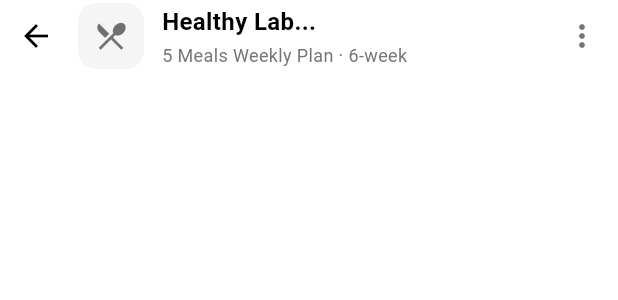
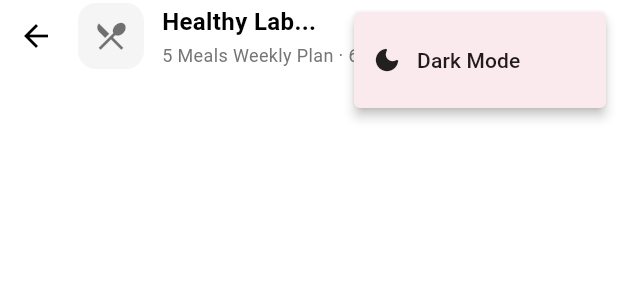
Before and after one commit to PRAVEEN-KUMAR-M4S/subscart-frontend, a Flutter app: the ScheduleHeader widget shown alone on an empty page, opened directly, after a tap on the "more vert" icon, on a phone screen of 412 x 824 dp. Shown: the top 300 px of the screen. Run offline on Flutter 3.47's test engine with Material 3 defaults, Android fonts, the phone set to English and light mode, and no system bars; our stand-ins replace dio, get; network calls fail.

Commit message:
theame updates

```diff
--- a/lib/app/modules/schedule/views/widgets/schedule_header.dart
+++ b/lib/app/modules/schedule/views/widgets/schedule_header.dart
@@ -1,6 +1,7 @@
 import 'package:flutter/material.dart';
 import 'package:get/get.dart';
 
+import '../../../../services/theme_service.dart';
 import '../../controllers/schedule_controller.dart';
 
 /// Top section: back arrow, plan thumbnail and plan title/subtitle.
@@ -35,8 +36,10 @@ class ScheduleHeader extends GetView<ScheduleController> {
                 : Image.network(
                     url,
                     fit: BoxFit.cover,
-                    errorBuilder: (_, _, _) =>
-                        const Icon(Icons.restaurant_menu, color: Colors.black54),
+                    errorBuilder: (_, _, _) => const Icon(
+                      Icons.restaurant_menu,
+                      color: Colors.black54,
+                    ),
                   );
           }),
         ),
@@ -64,20 +67,54 @@ class ScheduleHeader extends GetView<ScheduleController> {
                   sub?.subtitle ?? '5 Meals Weekly Plan · 6-week',
                   maxLines: 1,
                   overflow: TextOverflow.ellipsis,
-                  style: TextStyle(
-                    fontSize: 12,
-                    color: Colors.grey.shade600,
-                  ),
+                  style: TextStyle(fontSize: 12, color: Colors.grey.shade600),
                 ),
               ],
             );
           }),
         ),
         const SizedBox(width: 8),
-        // Optional overflow menu
-        IconButton(
-          onPressed: () {},
-          icon: const Icon(Icons.more_vert, color: Colors.black54),
+        // Overflow menu with theme toggle
+        PopupMenuButton<String>(
+          icon: Icon(
+            Icons.more_vert,
+            color: Theme.of(context).iconTheme.color?.withValues(alpha: 0.6),
+          ),
+          onSelected: (value) {
+            if (value == 'theme') {
+              Get.find<ThemeService>().toggleTheme();
+            }
+          },
+          itemBuilder: (context) {
+            final themeService = Get.find<ThemeService>();
+            return [
+              PopupMenuItem<String>(
+                value: 'theme',
+                child: Obx(() {
+                  return Row(
+                    children: [
+                      Icon(
+                        themeService.isDarkMode.value
+                            ? Icons.light_mode_rounded
+                            : Icons.dark_mode_rounded,
+                        size: 20,
+                        color: Theme.of(context).iconTheme.color,
+                      ),
+                      const SizedBox(width: 10),
+                      Text(
+                        themeService.isDarkMode.value
+                            ? 'Light Mode'
+                            : 'Dark Mode',
+                        style: TextStyle(
+                          color: Theme.of(context).textTheme.bodyLarge?.color,
+                        ),
+                      ),
+                    ],
+                  );
+                }),
+              ),
+            ];
+          },
         ),
       ],
     );
--- /dev/null
+++ b/lib/app/services/theme_service.dart
@@ -0,0 +1,15 @@
+import 'package:flutter/material.dart';
+import 'package:get/get.dart';
+
+/// Manages dark/light theme mode across the app.
+class ThemeService extends GetxService {
+  final RxBool isDarkMode = false.obs;
+
+  ThemeMode get themeMode =>
+      isDarkMode.value ? ThemeMode.dark : ThemeMode.light;
+
+  void toggleTheme() {
+    isDarkMode.value = !isDarkMode.value;
+    Get.changeThemeMode(themeMode);
+  }
+}
```
Also changed, not shown: lib/app/modules/schedule/views/schedule_view.dart (+5 -3 lines), lib/app/modules/schedule/views/widgets/order_card.dart (+28 -37 lines), lib/main.dart (+49 -6 lines).
